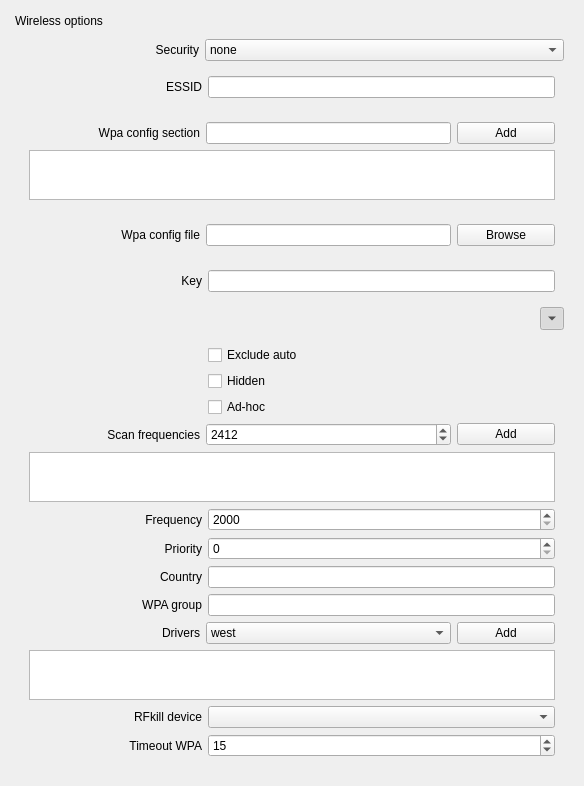
arcan1s/netctl-gui, file sources/gui/src/wirelesswidget.ui: the form before one commit.
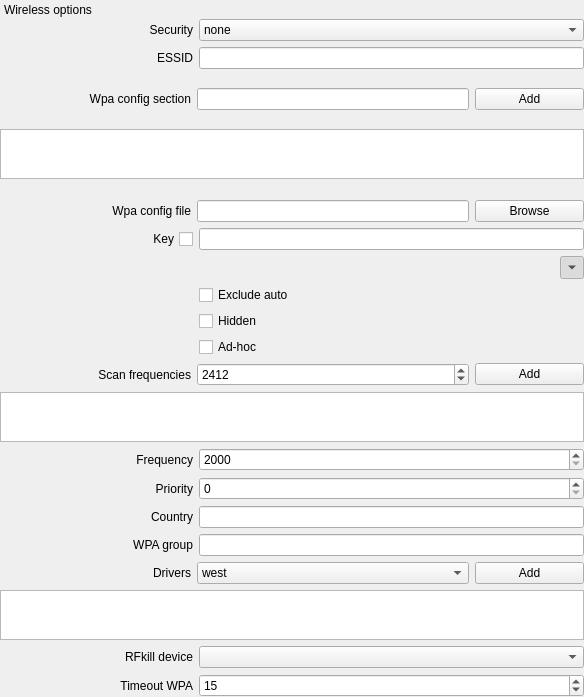
The form after the commit.

Commit message: edit ui * remove margins * create more pretty toolbars * edit toolbar update action (s/setVisible/setEnabled/g)

```diff
--- a/sources/gui/src/wirelesswidget.ui
+++ b/sources/gui/src/wirelesswidget.ui
@@ -7,13 +7,13 @@
     <x>0</x>
     <y>0</y>
     <width>584</width>
-    <height>776</height>
+    <height>697</height>
    </rect>
   </property>
-  <property name="windowTitle">
-   <string>Form</string>
-  </property>
   <layout class="QVBoxLayout" name="verticalLayout">
+   <property name="margin">
+    <number>0</number>
+   </property>
    <item>
     <widget class="QDockWidget" name="dockWidget_wireless">
      <property name="features">
@@ -24,6 +24,9 @@
      </property>
      <widget class="QWidget" name="dockWidgetContents_wireless">
       <layout class="QVBoxLayout" name="verticalLayout_4">
+       <property name="margin">
+        <number>0</number>
+       </property>
        <item>
         <layout class="QHBoxLayout" name="layout_security">
          <item>
@@ -82,6 +85,9 @@
        <item>
         <widget class="QWidget" name="widget_essid" native="true">
          <layout class="QHBoxLayout" name="layout_essid">
+          <property name="margin">
+           <number>0</number>
+          </property>
           <item>
            <widget class="QLabel" name="label_essid">
             <property name="sizePolicy">
@@ -117,6 +123,9 @@
        <item>
         <widget class="QWidget" name="widget_wpaConfigSection" native="true">
          <layout class="QVBoxLayout" name="verticalLayout_2">
+          <property name="margin">
+           <number>0</number>
+          </property>
           <item>
            <layout class="QHBoxLayout" name="layout_wpaConfigSection">
             <item>
@@ -179,6 +188,9 @@
        <item>
         <widget class="QWidget" name="widget_wpaConfig" native="true">
          <layout class="QHBoxLayout" name="layout_wpaConfigFile">
+          <property name="margin">
+           <number>0</number>
+          </property>
           <item>
            <widget class="QLabel" name="label_wpaConfig">
             <property name="sizePolicy">
@@ -227,20 +239,23 @@
        <item>
         <widget class="QWidget" name="widget_key" native="true">
          <layout class="QHBoxLayout" name="horizontalLayout_5">
+          <property name="margin">
+           <number>0</number>
+          </property>
           <item>
-           <widget class="QLabel" name="label_key">
+           <widget class="QCheckBox" name="checkBox_key">
             <property name="sizePolicy">
-             <sizepolicy hsizetype="Preferred" vsizetype="Preferred">
+             <sizepolicy hsizetype="Minimum" vsizetype="Fixed">
               <horstretch>1</horstretch>
               <verstretch>0</verstretch>
              </sizepolicy>
             </property>
+            <property name="layoutDirection">
+             <enum>Qt::RightToLeft</enum>
+            </property>
             <property name="text">
              <string>Key</string>
             </property>
-            <property name="alignment">
-             <set>Qt::AlignRight|Qt::AlignTrailing|Qt::AlignVCenter</set>
-            </property>
            </widget>
           </item>
           <item>
@@ -254,6 +269,9 @@
             <property name="toolTip">
              <string>The secret key to a WEP, or WPA encrypted network</string>
             </property>
+            <property name="echoMode">
+             <enum>QLineEdit::Password</enum>
+            </property>
            </widget>
           </item>
          </layout>
@@ -292,6 +310,9 @@
        <item>
         <widget class="QWidget" name="widget_wirelessAdvanced" native="true">
          <layout class="QVBoxLayout" name="verticalLayout_3">
+          <property name="margin">
+           <number>0</number>
+          </property>
           <item>
            <layout class="QHBoxLayout" name="layout_exclude">
             <item>
```
The commit also changes 31 other files.
